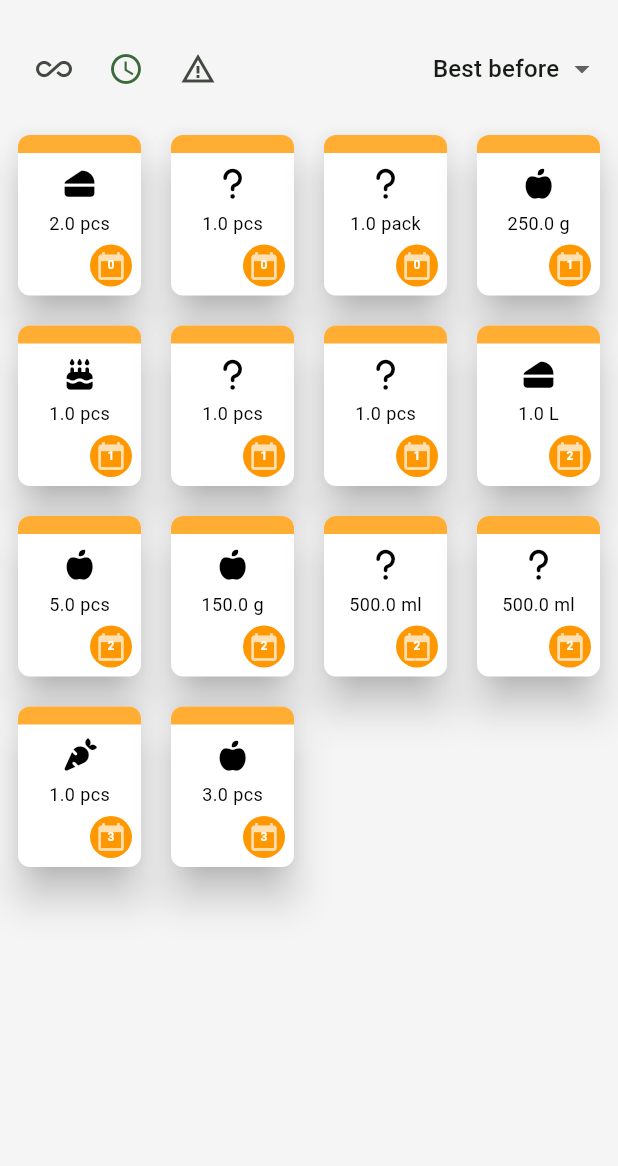
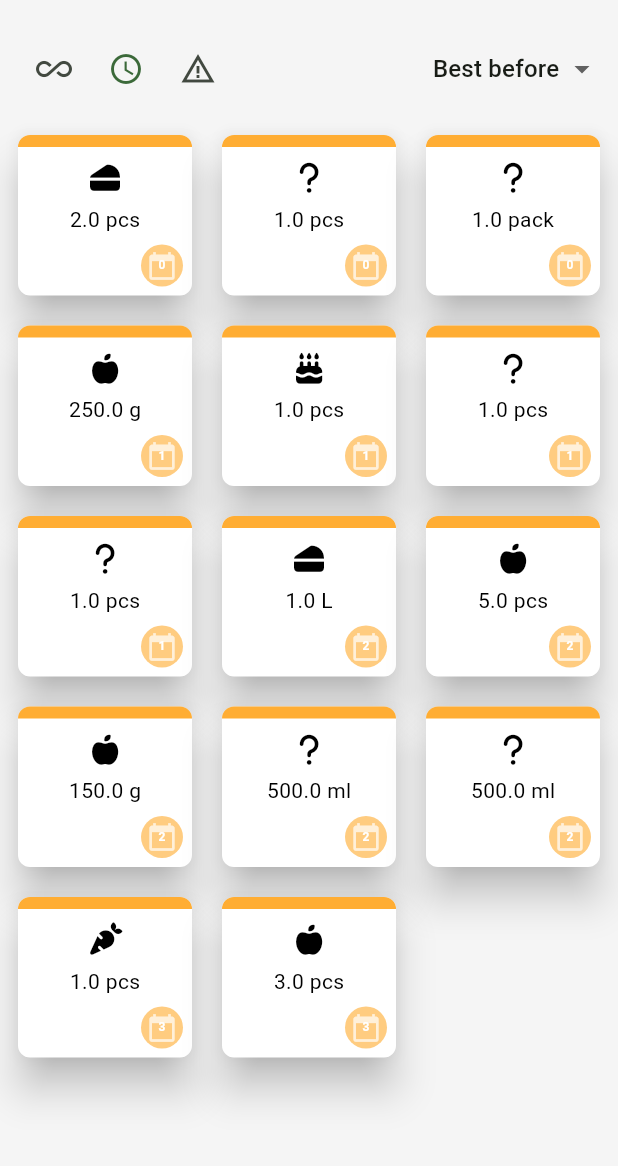
Before and after one commit to jelenalecic/thefridge, a Flutter app: the screen it shows after launch, after a tap on "Fill the fridge in", after a tap on the "access time" icon, on a phone screen of 412 x 824 dp, the part 63-1229 px from its top. Run offline on Flutter 3.47's test engine with Material 3 defaults, Android fonts, the phone set to English and light mode, and no system bars; our stand-ins replace flutter_riverpod, font_awesome_flutter, shared_preferences.

Commit message:
polishing ui 2

```diff
--- a/lib/features/fridge/data/fridge_local_store.dart
+++ b/lib/features/fridge/data/fridge_local_store.dart
@@ -5,6 +5,8 @@ class FridgeLocalStore {
   static const String _storageKey = 'thefridge.items.v1';
 
   Future<List<FridgeItem>> loadAllItems() async {
+    //fake wait
+    await Future.delayed(Duration(seconds: 1),(){});
     final prefs = await SharedPreferences.getInstance();
     final encodedItems = prefs.getStringList(_storageKey) ?? [];
     final decodedItems = encodedItems
--- a/lib/features/fridge/ui/widgets/fridge_grid_item.dart
+++ b/lib/features/fridge/ui/widgets/fridge_grid_item.dart
@@ -21,7 +21,7 @@ class FridgeGridItem extends StatelessWidget {
           Column(
             crossAxisAlignment: CrossAxisAlignment.stretch,
             children: [
-              badge(item),
+              stripe(item),
               Padding(
                 padding: const EdgeInsets.all(10),
                 child: Column(
@@ -31,7 +31,7 @@ class FridgeGridItem extends StatelessWidget {
                     const SizedBox(height: 8),
                     Text(
                       '${item.quantity} ${item.unit.label}',
-                      style: TextStyle(color: primaryText, fontSize: 12),
+                      style: TextStyle(color: primaryText, fontSize: 14),
                       maxLines: 1,
                       overflow: TextOverflow.ellipsis,
                     ),
@@ -49,7 +49,7 @@ class FridgeGridItem extends StatelessWidget {
                     width: 28,
                     height: 28,
                     decoration: BoxDecoration(
-                      color: item.getColor(),
+                      color: item.getColor().withValues(alpha: 0.5),
                       shape: BoxShape.circle,
                     ),
                     child: Stack(
@@ -77,9 +77,9 @@ class FridgeGridItem extends StatelessWidget {
     );
   }
 
-  Widget badge(FridgeItem item) {
+  Widget stripe(FridgeItem item) {
     return Container(
-      height: 12,
+      height: 8,
       decoration: BoxDecoration(
         color: item.getColor().withValues(alpha: 0.8),
         borderRadius: const BorderRadius.vertical(top: Radius.circular(8)),
--- a/lib/features/fridge/ui/widgets/fridge_grid_widget.dart
+++ b/lib/features/fridge/ui/widgets/fridge_grid_widget.dart
@@ -12,7 +12,7 @@ class FridgeGridWidget extends StatelessWidget {
     return GridView.builder(
       padding: const EdgeInsets.all(8),
       gridDelegate: const SliverGridDelegateWithFixedCrossAxisCount(
-        crossAxisCount: 4,
+        crossAxisCount: 3,
         crossAxisSpacing: 12,
         mainAxisSpacing: 12,
         mainAxisExtent: 115,
--- a/lib/features/fridge/ui/widgets/fridge_overview_screen.dart
+++ b/lib/features/fridge/ui/widgets/fridge_overview_screen.dart
@@ -5,7 +5,6 @@ import 'package:thefridge/core/theming/colors.dart';
 import 'package:thefridge/core/theming/theme_service.dart';
 import 'package:thefridge/features/fridge/domain/models/expiry_filter.dart';
 import 'package:thefridge/features/fridge/domain/models/sort_filter.dart';
-import 'package:thefridge/features/fridge/domain/models/fridge_item.dart';
 import 'package:thefridge/features/fridge/domain/models/fridge_status.dart';
 import 'package:thefridge/features/fridge/ui/state/fridge_provider.dart';
 import 'package:thefridge/features/fridge/ui/widgets/fridge_grid_widget.dart';
@@ -30,21 +29,13 @@ class _FridgeScreenState extends ConsumerState<FridgeScreen> {
   Widget build(BuildContext context) {
     final state = ref.watch(fridgeControllerProvider);
 
-    if (state.status == FridgeStatus.loading) {
-      return Scaffold(body: Center(child: CircularProgressIndicator()));
-    }
-    if (state.status == FridgeStatus.error) {
-      return Scaffold(
-        body: Center(child: Text(state.errorMessage ?? 'Unknown error')),
-      );
-    }
-
     return Scaffold(
       appBar: AppBar(
         backgroundColor: surface,
         title: Text('TheFridge', style: TextStyle(color: primaryText)),
         actions: [
           IconButton(
+            color: Colors.pink,
             icon: Icon(Icons.dark_mode, color: primaryText),
             onPressed: () {
               ThemeService.setTheme(AppThemeType.dark, context);
@@ -92,7 +83,15 @@ class _FridgeScreenState extends ConsumerState<FridgeScreen> {
           const SizedBox(width: 8),
         ],
       ),
-      body: state.visible.isEmpty
+      body: state.status == FridgeStatus.loading
+          ? Container(
+              color: surface,
+              alignment: Alignment.center,
+              child: CircularProgressIndicator(),
+            )
+          : state.status == FridgeStatus.error
+          ? Center(child: Text(state.errorMessage ?? 'Unknown error'))
+          : state.visible.isEmpty
           ? Container(
               alignment: Alignment.center,
               color: surface,
@@ -111,7 +110,7 @@ class _FridgeScreenState extends ConsumerState<FridgeScreen> {
                   const SizedBox(height: 8),
                   const _ControlsBar(),
                   const SizedBox(height: 8),
-                  Expanded(child: _FridgeGrid(items: state.visible)),
+                  Expanded(child: FridgeGridWidget(items: state.visible)),
                 ],
               ),
             ),
@@ -180,14 +179,3 @@ class _ControlsBar extends ConsumerWidget {
     );
   }
 }
-
-class _FridgeGrid extends StatelessWidget {
-  const _FridgeGrid({required this.items});
-
-  final List<FridgeItem> items;
-
-  @override
-  Widget build(BuildContext context) {
-    return FridgeGridWidget(items: items);
-  }
-}
```
